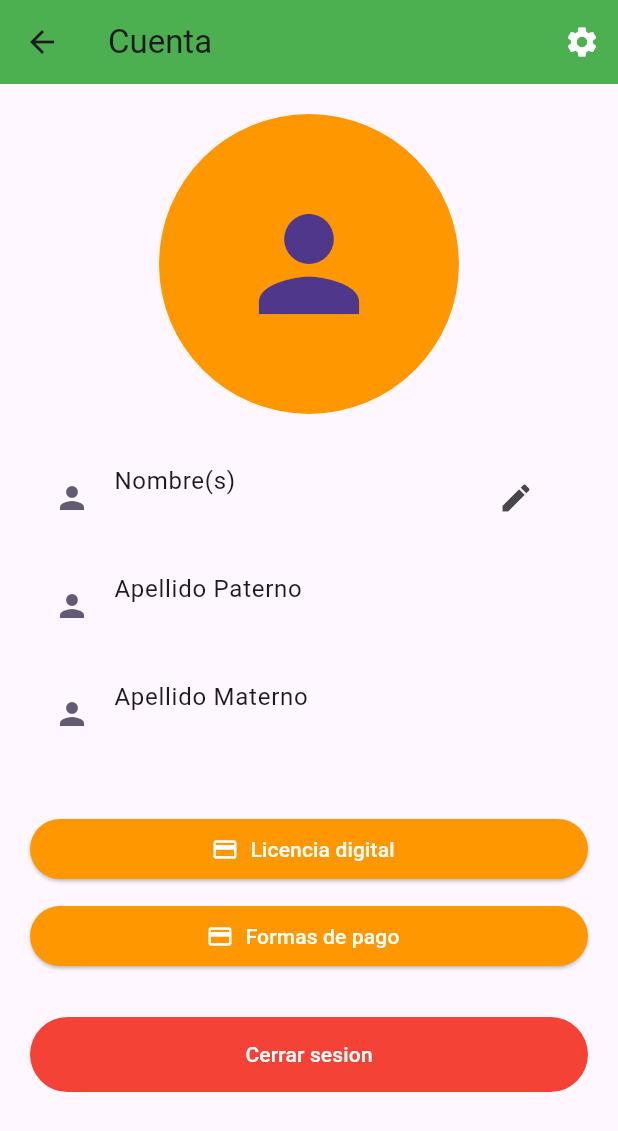
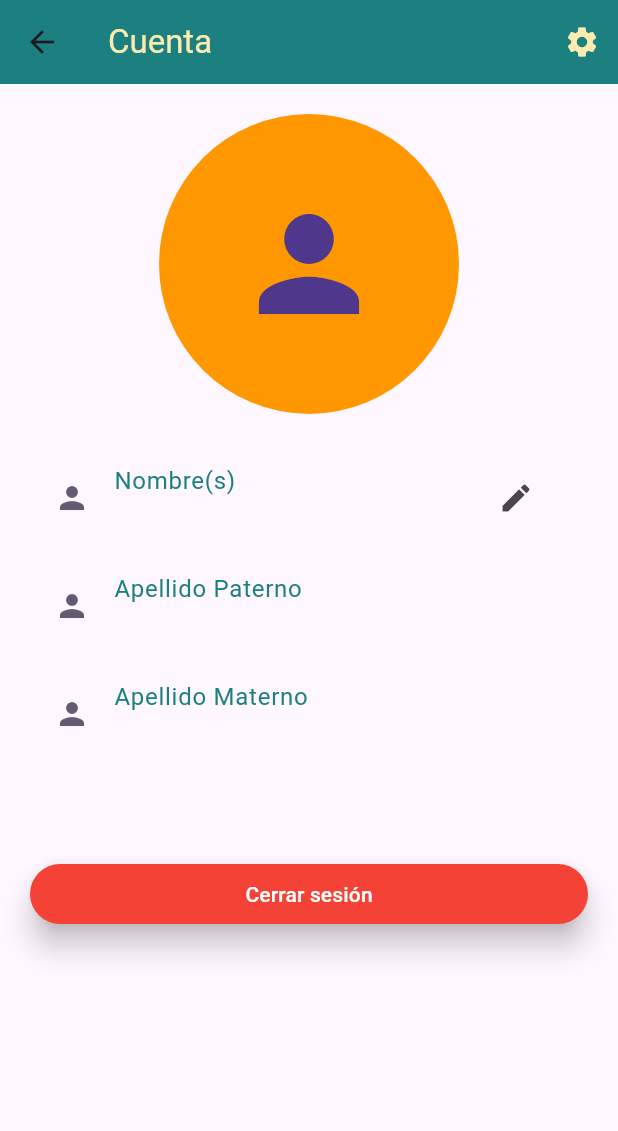
Before and after one commit to gerrycode01/gps_semovil, a Flutter app: the UserSettings screen opened directly with empty values, on a phone screen of 412 x 824 dp. Shown: the top 1131 px of the screen. Run offline on Flutter 3.47's test engine with Material 3 defaults, Android fonts, the phone set to English and light mode, and no system bars; our stand-ins replace cloud_firestore, firebase_auth, firebase_core, firebase_storage, image_picker; accounts and stored records are empty.

Commit message:
Diseño ahi va ahi va ya casi

```diff
--- a/lib/user/screens/user_home_page.dart
+++ b/lib/user/screens/user_home_page.dart
@@ -18,7 +18,7 @@ class _UserHomePageState extends State<UserHomePage> {
   @override
   Widget build(BuildContext context) {
     return Scaffold(
-      backgroundColor: Design.paleYellow,
+      backgroundColor: Colors.white,
       appBar: AppBar(
         backgroundColor: Design.teal,
         title: const Text('Bienvenido', style: TextStyle(color: Design.paleYellow)),
--- a/lib/user/screens/user_settings.dart
+++ b/lib/user/screens/user_settings.dart
@@ -1,4 +1,5 @@
 import 'package:flutter/material.dart';
+import 'package:gps_semovil/app/core/design.dart';
 import 'package:gps_semovil/app/core/login.dart';
 import 'package:gps_semovil/app/core/modules/components/circular_image.dart';
 import 'package:gps_semovil/user/models/user_model.dart';
@@ -24,19 +25,19 @@ class _UserSettingsState extends State<UserSettings> {
   Widget build(BuildContext context) {
     return Scaffold(
       appBar: AppBar(
-        title: const Text('Cuenta'),
+        title: const Text('Cuenta',style: TextStyle(color: Design.paleYellow),),
         actions: [
           IconButton(
-            icon: const Icon(
+            icon: Icon(
               Icons.settings,
-              color: Colors.white,
+              color: Design.paleYellow,
             ),
             onPressed: () {
 
             },
           ),
         ],
-        backgroundColor: Colors.green,
+        backgroundColor: Design.teal,
       ),
       body: ListView(
         padding: const EdgeInsets.all(20),
@@ -47,7 +48,7 @@ class _UserSettingsState extends State<UserSettings> {
           ),
           const SizedBox(height: 20),
           ListTile(
-            title: const Text('Nombre(s)'),
+            title: const Text('Nombre(s)',style: TextStyle(color: Design.teal),),
             subtitle: Text(widget.userModel.names!),
             leading: Icon(Icons.person,
                 color: Theme.of(context).colorScheme.secondary),
@@ -59,70 +60,22 @@ class _UserSettingsState extends State<UserSettings> {
             ),
           ),
           ListTile(
-            title: const Text('Apellido Paterno'),
+            title: const Text('Apellido Paterno',style: TextStyle(color: Design.teal),),
             subtitle: Text(widget.userModel.lastname!),
             leading: Icon(Icons.person,
                 color: Theme.of(context).colorScheme.secondary),
           ),
           ListTile(
-            title: const Text('Apellido Materno'),
+            title: const Text('Apellido Materno',style: TextStyle(color: Design.teal),),
             subtitle: Text(widget.userModel.lastname2!),
             leading: Icon(Icons.person,
                 color: Theme.of(context).colorScheme.secondary),
           ),
-          const SizedBox(height: 30),
-          ElevatedButton.icon(
-            icon: const Icon(Icons.credit_card),
-            label: const Text('Licencia digital'),
-            onPressed: () {
-              // Acción para Licencia digital
-            },
-            style: ButtonStyle(
-              backgroundColor: MaterialStateProperty.all<Color>(Colors.orange),
-              // Color de fondo
-              foregroundColor: MaterialStateProperty.all<Color>(Colors.white),
-              // Color del texto
-              shape: MaterialStateProperty.all<RoundedRectangleBorder>(
-                RoundedRectangleBorder(
-                  borderRadius: BorderRadius.circular(20),
-                ),
-              ),
-            ),
-          ),
-          const SizedBox(
-            height: 10,
-          ),
-          ElevatedButton.icon(
-            icon: const Icon(Icons.payment),
-            label: const Text('Formas de pago'),
-            onPressed: () {
-              // Acción para Formas de pago
-            },
-            style: ButtonStyle(
-              backgroundColor: MaterialStateProperty.all<Color>(Colors.orange),
-              // Color de fondo
-              foregroundColor: MaterialStateProperty.all<Color>(Colors.white),
-              // Color del texto
-              shape: MaterialStateProperty.all<RoundedRectangleBorder>(
-                RoundedRectangleBorder(
-                  borderRadius: BorderRadius.circular(20),
-                ),
-              ),
-            ),
-          ),
-          const SizedBox(height: 30),
-          TextButton(
-            style: TextButton.styleFrom(
-              foregroundColor: Colors.white,
-              backgroundColor: Colors.red,
-              minimumSize: const Size(double.infinity, 50),
-            ),
-            onPressed: () {
-              Navigator.push(context,
-                  MaterialPageRoute(builder: (context) => const Login()));
-            },
-            child: const Text('Cerrar sesion'),
-          ),
+          const SizedBox(height: 60),
+          Design.botonRed("Cerrar sesión", () {
+            Navigator.push(context,
+                MaterialPageRoute(builder: (context) => const Login()));
+          })
         ],
       ),
     );
```
Also changed, not shown: lib/app/core/sign_up.dart (+5 -3 lines), lib/user/screens/news_screen.dart (+8 -5 lines), lib/user/screens/reports/user_add_reports.dart (+3 -9 lines), lib/user/screens/reports/user_reports.dart (+10 -1 lines).
